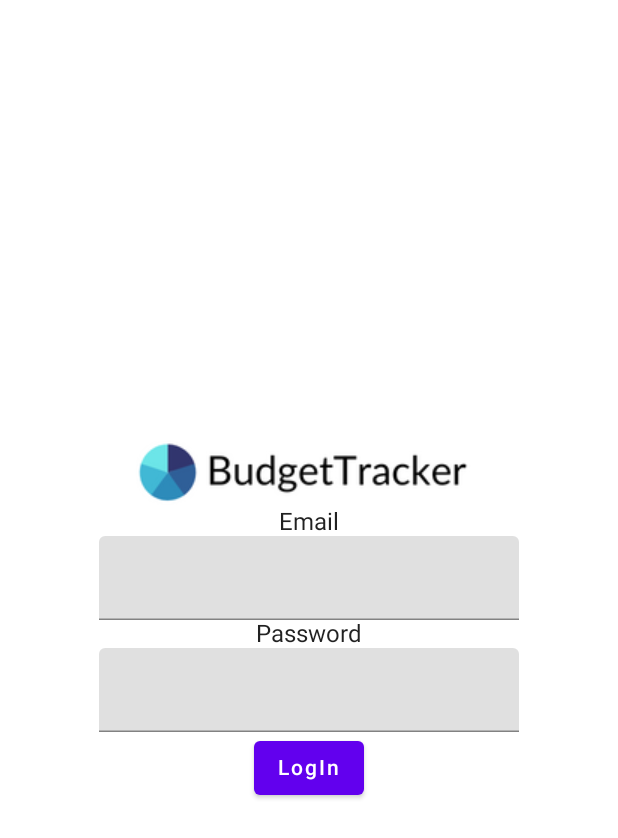
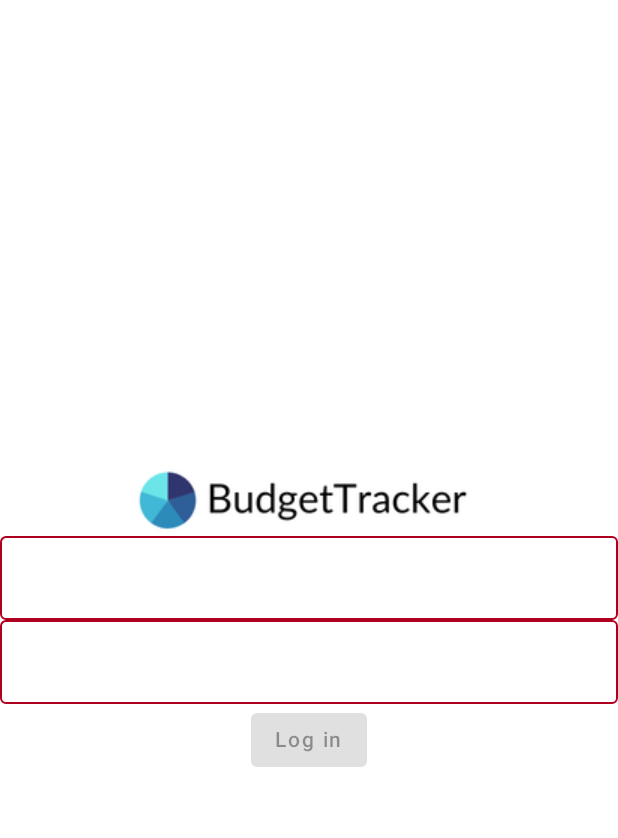
Before and after one commit to mobile-development-project-group-7/Mobile-Development-Project-Group-7, an Android app built with Jetpack Compose: the screen it shows after launch (MainActivity), on a phone screen of 412 x 824 dp. Shown: the top 838 px of the screen. Run offline under Robolectric (Android 15) with nearby library versions, the phone set to English and light mode, and no system bars; our stand-ins replace Firebase (no records; nobody signed in at launch, a user with empty details on screens opened directly).

Commit message:
connected log in view to firebase email/password authentication

```diff
--- a/app/build.gradle
+++ b/app/build.gradle
@@ -1,10 +1,11 @@
 plugins {
     id 'com.android.application'
     id 'kotlin-android'
+    id 'com.google.gms.google-services'
 }
 
 android {
-    compileSdk 32
+    compileSdk 31
 
     defaultConfig {
         applicationId "com.example.mdp7"
@@ -65,8 +66,9 @@ dependencies {
     implementation "androidx.navigation:navigation-compose:2.4.1"
     implementation "org.jetbrains.kotlinx:kotlinx-coroutines-core:1.6.0"
     implementation "androidx.lifecycle:lifecycle-viewmodel-compose:2.4.1"
-    implementation "com.google.firebase:firebase-auth-ktx:21.0.1"
     implementation "com.google.firebase:firebase-firestore-ktx:24.0.1"
     implementation "com.squareup.retrofit2:retrofit:2.9.0"
     implementation "com.squareup.retrofit2:converter-gson:2.9.0"
+    implementation 'com.google.firebase:firebase-auth-ktx:21.0.3'
+    implementation platform('com.google.firebase:firebase-bom:29.2.1')
 }
--- a/app/src/main/java/com/example/mdp7/MainActivity.kt
+++ b/app/src/main/java/com/example/mdp7/MainActivity.kt
@@ -4,6 +4,7 @@ import android.os.Bundle
 import androidx.activity.ComponentActivity
 import androidx.activity.compose.setContent
 import androidx.compose.foundation.Image
+import androidx.compose.foundation.background
 import androidx.compose.foundation.layout.*
 import androidx.compose.ui.Modifier
 import androidx.compose.ui.res.painterResource
@@ -13,27 +14,64 @@ import com.example.mdp7.ui.theme.MDP7Theme
 import androidx.compose.material.*
 import androidx.compose.runtime.*
 import androidx.compose.ui.Alignment
-import androidx.compose.ui.text.input.TextFieldValue
 
 
+import android.util.Log
+import android.util.Patterns
+import androidx.compose.foundation.text.KeyboardActions
+import androidx.compose.foundation.text.KeyboardOptions
+import androidx.compose.ui.focus.FocusDirection
+import androidx.compose.ui.platform.LocalFocusManager
+import androidx.compose.ui.text.input.ImeAction
+import androidx.compose.ui.text.input.KeyboardType
+import com.example.mdp7.MainActivity.Companion.TAG
+import com.google.firebase.auth.FirebaseAuth
+import com.google.firebase.auth.ktx.auth
+import com.google.firebase.ktx.Firebase
+
 class MainActivity : ComponentActivity() {
+
+    companion object{
+        val TAG: String = MainActivity::class.java.simpleName
+    }
+    private val auth by lazy{
+        Firebase.auth
+    }
     override fun onCreate(savedInstanceState: Bundle?) {
         super.onCreate(savedInstanceState)
         setContent {
             MDP7Theme {
-                MyApp()
+                LoginScreen(auth)
             }
         }
     }
 }
 
+
 @Composable
-fun MyApp() {
+fun LoginScreen(auth:FirebaseAuth){
+
+    val focusManager = LocalFocusManager.current
+
+    var email by remember{
+        mutableStateOf("")
+    }
+    var password by remember{
+        mutableStateOf("")
+    }
+
+    val isEmailValid by derivedStateOf {
+        Patterns.EMAIL_ADDRESS.matcher(email).matches()
+    }
+    val isPasswordValid by derivedStateOf {
+        password.length > 5
+    }
     Column(
         modifier = Modifier.fillMaxSize(),
         verticalArrangement = Arrangement.Center,
         horizontalAlignment = Alignment.CenterHorizontally
-    ) {
+    ){
+
         Image(
             painter = painterResource(R.drawable.budgettracker),
             contentDescription = "Logo",
@@ -41,43 +79,58 @@ fun MyApp() {
                 .width(250.dp)
                 .height(50.dp)
         )
-        Text (text = "Email")
-        TextField(
-            Modifier
-                .width(200.dp)
-                .height(30.dp)
-                .padding(25.dp)
+        OutlinedTextField(value = email,
+            onValueChange = {email = it},
+            singleLine = true,
+            modifier = Modifier.fillMaxWidth(),
+            keyboardOptions = KeyboardOptions(
+                keyboardType = KeyboardType.Email,
+                imeAction = ImeAction.Next
+            ),
+            keyboardActions = KeyboardActions(
+                onNext = {focusManager.moveFocus(FocusDirection.Down)}
+            ),
+            isError = !isEmailValid
         )
-        Text (text = "Password")
-        TextField(
-            modifier = Modifier
-                .width(200.dp)
-                .height(30.dp)
-                .padding(25.dp)
+        OutlinedTextField(value = password,
+            onValueChange = {password = it},
+            singleLine = true,
+            modifier = Modifier.fillMaxWidth(),
+            keyboardOptions = KeyboardOptions(
+                keyboardType = KeyboardType.Password,
+                imeAction = ImeAction.Done
+            ),
+            keyboardActions = KeyboardActions(
+                onDone = {focusManager.clearFocus()}
+            ),
+            isError = !isPasswordValid
         )
-        Button(onClick = { /*TODO*/ }) {
-            Text("LogIn")
+
+        Button(onClick = {
+            auth.signInWithEmailAndPassword(email, password)
+                .addOnCompleteListener{
+                    if (it.isSuccessful){
+                        Log.d(TAG, "SUCCESS")
+                    }else{
+                        Log.w(TAG, "FAILED", it.exception)
+                    }
+                }
+
+        },
+            enabled = isEmailValid && isPasswordValid) {
+
+            Text(text = "Log in")
         }
+
     }
 }
 
-@Composable
-fun TextField(modifier: Modifier) {
-    var text by remember { mutableStateOf(TextFieldValue("")) }
-    TextField(
-
-        value = text,
-        onValueChange = { newText ->
-            text = newText
-        }
-    )
-}
 
 
 @Preview(showBackground = true, widthDp = 360, heightDp = 800)
 @Composable
 fun DefaultPreview() {
     MDP7Theme {
-        MyApp()
+        LoginScreen(Firebase.auth)
     }
 }
--- a/build.gradle
+++ b/build.gradle
@@ -10,6 +10,7 @@ buildscript {
     dependencies {
         classpath "com.android.tools.build:gradle:7.0.4"
         classpath "org.jetbrains.kotlin:kotlin-gradle-plugin:1.5.21"
+        classpath 'com.google.gms:google-services:4.3.10'
 
         // NOTE: Do not place your application dependencies here; they belong
         // in the individual module build.gradle files
```
